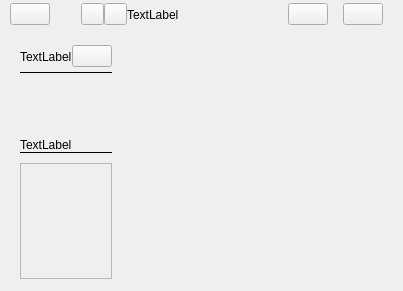
Above: app/gui/layout/calendar_layout.ui from levirumm/MyCalendar before the change. Below: the same form after it.
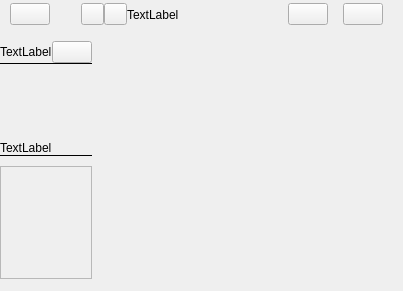
That is the form after the change. Icons and pictures are not drawn.

Commit message: Added to do list

The edit to the form file:
```diff
--- a/app/gui/layout/calendar_layout.ui
+++ b/app/gui/layout/calendar_layout.ui
@@ -382,24 +382,24 @@
         <property name="frameShadow">
          <enum>QFrame::Raised</enum>
         </property>
-        <layout class="QVBoxLayout" name="verticalLayout_4">
+        <layout class="QVBoxLayout" name="verticalLayout_9">
          <property name="spacing">
           <number>0</number>
          </property>
          <property name="leftMargin">
-          <number>20</number>
+          <number>0</number>
          </property>
          <property name="topMargin">
           <number>0</number>
          </property>
          <property name="rightMargin">
-          <number>20</number>
+          <number>0</number>
          </property>
          <property name="bottomMargin">
           <number>0</number>
          </property>
          <item>
-          <widget class="QFrame" name="frame_6">
+          <widget class="QFrame" name="left_col_top_spacer">
            <property name="sizePolicy">
             <sizepolicy hsizetype="Preferred" vsizetype="Preferred">
              <horstretch>0</horstretch>
@@ -415,11 +415,11 @@
           </widget>
          </item>
          <item>
-          <widget class="QFrame" name="frame_8">
+          <widget class="QFrame" name="class_list_container">
            <property name="sizePolicy">
             <sizepolicy hsizetype="Preferred" vsizetype="Preferred">
              <horstretch>0</horstretch>
-             <verstretch>19</verstretch>
+             <verstretch>8</verstretch>
             </sizepolicy>
            </property>
            <property name="frameShape">
@@ -428,7 +428,7 @@
            <property name="frameShadow">
             <enum>QFrame::Raised</enum>
            </property>
-           <layout class="QVBoxLayout" name="verticalLayout_5">
+           <layout class="QVBoxLayout" name="verticalLayout_4">
             <property name="spacing">
              <number>0</number>
             </property>
@@ -476,6 +476,12 @@
                </property>
                <item>
                 <widget class="QFrame" name="frame_9">
+                 <property name="sizePolicy">
+                  <sizepolicy hsizetype="Preferred" vsizetype="Preferred">
+                   <horstretch>0</horstretch>
+                   <verstretch>1</verstretch>
+                  </sizepolicy>
+                 </property>
                  <property name="frameShape">
                   <enum>QFrame::NoFrame</enum>
                  </property>
@@ -573,47 +579,84 @@
                 </widget>
                </item>
                <item>
-                <layout class="QVBoxLayout" name="class_list_layout">
-                 <property name="spacing">
-                  <number>0</number>
+                <widget class="QFrame" name="frame_6">
+                 <property name="sizePolicy">
+                  <sizepolicy hsizetype="Preferred" vsizetype="Preferred">
+                   <horstretch>0</horstretch>
+                   <verstretch>9</verstretch>
+                  </sizepolicy>
                  </property>
-                 <property name="topMargin">
-                  <number>10</number>
+                 <property name="frameShape">
+                  <enum>QFrame::NoFrame</enum>
                  </property>
-                </layout>
+                 <property name="frameShadow">
+                  <enum>QFrame::Raised</enum>
+                 </property>
+                 <layout class="QVBoxLayout" name="verticalLayout_10">
+                  <property name="spacing">
+                   <number>0</number>
+                  </property>
+                  <property name="leftMargin">
+                   <number>0</number>
+                  </property>
+                  <property name="topMargin">
+                   <number>0</number>
+                  </property>
+                  <property name="rightMargin">
+                   <number>0</number>
+                  </property>
+                  <property name="bottomMargin">
+                   <number>0</number>
+                  </property>
+                  <item>
+                   <layout class="QVBoxLayout" name="class_list_layout">
+                    <property name="spacing">
+                     <number>0</number>
+                    </property>
+                    <property name="topMargin">
+                     <number>10</number>
+                    </property>
+                   </layout>
+                  </item>
+                 </layout>
+                </widget>
                </item>
               </layout>
              </widget>
             </item>
-            <item>
-             <spacer name="verticalSpacer">
-              <property name="orientation">
-               <enum>Qt::Vertical</enum>
-              </property>
-              <property name="sizeHint" stdset="0">
-               <size>
-                <width>20</width>
-                <height>40</height>
-               </size>
-              </property>
-             </spacer>
-            </item>
-            <item>
-             <widget class="QFrame" name="frame_12">
-              <property name="sizePolicy">
-               <sizepolicy hsizetype="Preferred" vsizetype="Preferred">
-                <horstretch>0</horstretch>
-                <verstretch>1</verstretch>
-               </sizepolicy>
-              </property>
-              <property name="frameShape">
-               <enum>QFrame::NoFrame</enum>
-              </property>
-              <property name="frameShadow">
-               <enum>QFrame::Raised</enum>
-              </property>
-             </widget>
-            </item>
+           </layout>
+          </widget>
+         </item>
+         <item>
+          <widget class="QFrame" name="to_do_list_container">
+           <property name="sizePolicy">
+            <sizepolicy hsizetype="Preferred" vsizetype="Preferred">
+             <horstretch>0</horstretch>
+             <verstretch>11</verstretch>
+            </sizepolicy>
+           </property>
+           <property name="frameShape">
+            <enum>QFrame::NoFrame</enum>
+           </property>
+           <property name="frameShadow">
+            <enum>QFrame::Raised</enum>
+           </property>
+           <layout class="QVBoxLayout" name="verticalLayout_5">
+            <property name="spacing">
+             <number>0</number>
+            </property>
+            <property name="leftMargin">
+             <number>0</number>
+            </property>
+            <property name="topMargin">
+             <number>0</number>
+            </property>
+            <property name="rightMargin">
+             <number>0</number>
+            </property>
+            <property name="bottomMargin">
+             <number>0</number>
+            </property>
             <item>
              <widget class="QFrame" name="frame_15">
               <property name="frameShape">
@@ -720,73 +763,34 @@
                 </widget>
                </item>
                <item>
-                <widget class="QFrame" name="frame_14">
-                 <property name="sizePolicy">
-                  <sizepolicy hsizetype="Preferred" vsizetype="Expanding">
-                   <horstretch>0</horstretch>
-                   <verstretch>0</verstretch>
-                  </sizepolicy>
+                <layout class="QVBoxLayout" name="to_do_list_layout">
+                 <property name="spacing">
+                  <number>0</number>
                  </property>
-                 <property name="minimumSize">
-                  <size>
-                   <width>0</width>
-                   <height>1</height>
-                  </size>
+                 <property name="sizeConstraint">
+                  <enum>QLayout::SetDefaultConstraint</enum>
                  </property>
-                 <property name="frameShape">
-                  <enum>QFrame::NoFrame</enum>
+                 <property name="topMargin">
+                  <number>10</number>
                  </property>
-                 <property name="frameShadow">
-                  <enum>QFrame::Plain</enum>
-                 </property>
-                 <layout class="QVBoxLayout" name="verticalLayout_9">
-                  <property name="spacing">
-                   <number>0</number>
-                  </property>
-                  <property name="leftMargin">
-                   <number>0</number>
-                  </property>
-                  <property name="topMargin">
-                   <number>0</number>
-                  </property>
-                  <property name="rightMargin">
-                   <number>0</number>
-                  </property>
-                  <property name="bottomMargin">
-                   <number>0</number>
-                  </property>
-                  <item>
-                   <layout class="QVBoxLayout" name="to_do_list_layout">
-                    <property name="spacing">
-                     <number>0</number>
+                 <item>
+                  <widget class="QScrollArea" name="scroll_layout">
+                   <property name="widgetResizable">
+                    <bool>true</bool>
+                   </property>
+                   <widget class="QWidget" name="scrollAreaWidgetContents">
+                    <property name="geometry">
+                     <rect>
+                      <x>0</x>
+                      <y>0</y>
+                      <width>77</width>
+                      <height>105</height>
+                     </rect>
                     </property>
-                    <property name="sizeConstraint">
-                     <enum>QLayout::SetDefaultConstraint</enum>
-                    </property>
-                    <property name="topMargin">
-                     <number>10</number>
-                    </property>
-                    <item>
-                     <widget class="QScrollArea" name="scroll_layout">
-                      <property name="widgetResizable">
-                       <bool>true</bool>
-                      </property>
-                      <widget class="QWidget" name="scrollAreaWidgetContents">
-                       <property name="geometry">
-                        <rect>
-                         <x>0</x>
-                         <y>0</y>
-                         <width>53</width>
-                         <height>105</height>
-                        </rect>
-                       </property>
-                      </widget>
-                     </widget>
-                    </item>
-                   </layout>
-                  </item>
-                 </layout>
-                </widget>
+                   </widget>
+                  </widget>
+                 </item>
+                </layout>
                </item>
               </layout>
              </widget>
@@ -795,7 +799,7 @@
           </widget>
          </item>
          <item>
-          <widget class="QFrame" name="frame_7">
+          <widget class="QFrame" name="left_col_bottom_spacer">
            <property name="sizePolicy">
             <sizepolicy hsizetype="Preferred" vsizetype="Preferred">
              <horstretch>0</horstretch>
```
Left out of the diff: 4 changed lines with no effect on the pictures. The commit also changes 9 other files.
